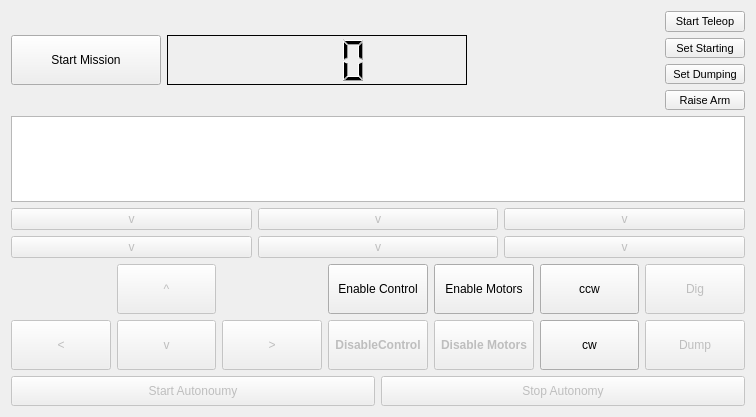
mendomic/NasaRmc2019, file src/tfr_mission_control/src/tfr_mission_control/mission_control.ui: the form before one commit.
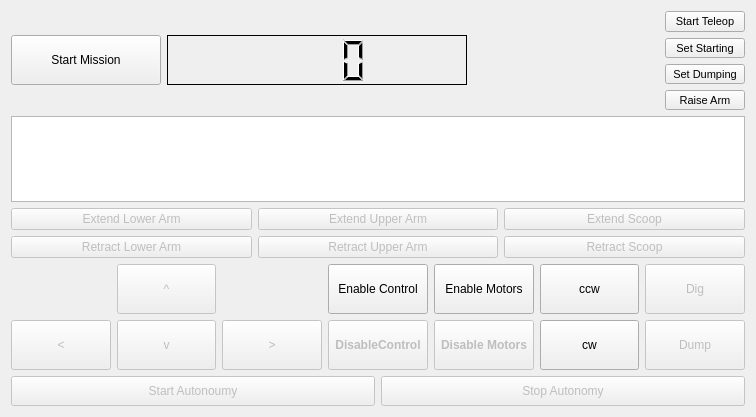
The form after the commit.

Commit message: [WIP] Arm control ui buttons. Basic scoop movement test.

The edit to the form file:
```diff
--- a/src/tfr_mission_control/src/tfr_mission_control/mission_control.ui
+++ b/src/tfr_mission_control/src/tfr_mission_control/mission_control.ui
@@ -218,7 +218,7 @@
         </sizepolicy>
        </property>
        <property name="text">
-        <string>v</string>
+        <string>Extend Lower Arm</string>
        </property>
       </widget>
      </item>
@@ -234,7 +234,7 @@
         </sizepolicy>
        </property>
        <property name="text">
-        <string>v</string>
+        <string>Retract Lower Arm</string>
        </property>
       </widget>
      </item>
@@ -250,7 +250,7 @@
         </sizepolicy>
        </property>
        <property name="text">
-        <string>v</string>
+        <string>Extend Upper Arm</string>
        </property>
       </widget>
      </item>
@@ -266,7 +266,7 @@
         </sizepolicy>
        </property>
        <property name="text">
-        <string>v</string>
+        <string>Retract Upper Arm</string>
        </property>
       </widget>
      </item>
@@ -282,7 +282,7 @@
         </sizepolicy>
        </property>
        <property name="text">
-        <string>v</string>
+        <string>Extend Scoop</string>
        </property>
       </widget>
      </item>
@@ -298,7 +298,7 @@
         </sizepolicy>
        </property>
        <property name="text">
-        <string>v</string>
+        <string>Retract Scoop</string>
        </property>
       </widget>
      </item>
```
The commit also changes 2 other files.
